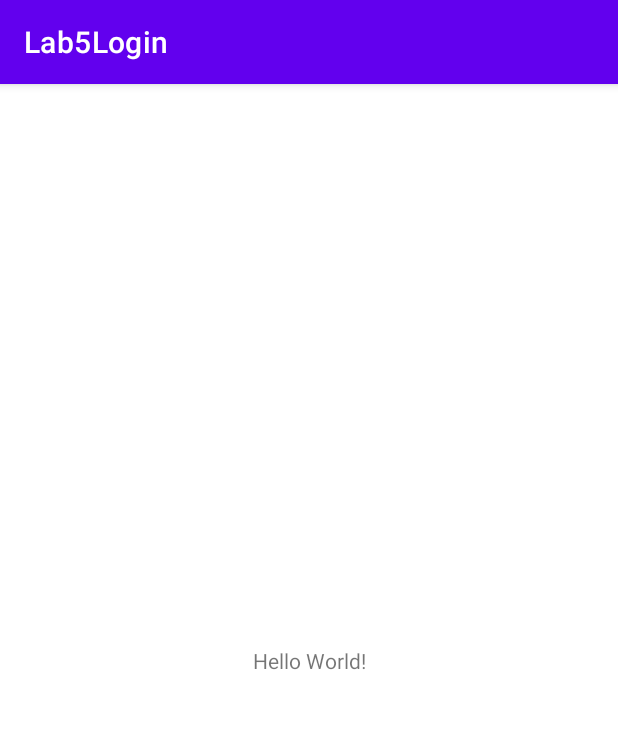
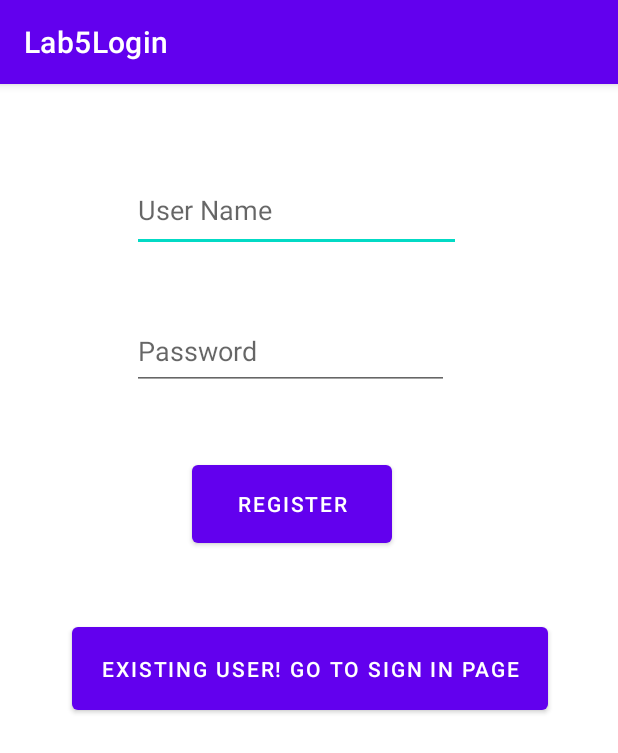
Before and after one commit to ibtihalx/Lab5Login, an Android app: the screen it shows after launch (MainActivity), on a phone screen of 412 x 824 dp. Shown: the top 753 px of the screen. Run offline under Robolectric (Android 15) with nearby library versions, the phone set to English and light mode, and no system bars.

Commit message:
first commit

```diff
--- a/app/src/main/AndroidManifest.xml
+++ b/app/src/main/AndroidManifest.xml
@@ -12,6 +12,12 @@
         android:theme="@style/Theme.Lab5Login"
         tools:targetApi="31">
         <activity
+            android:name=".HomeActivity"
+            android:exported="false" />
+        <activity
+            android:name=".LoginActivity"
+            android:exported="false" />
+        <activity
             android:name=".MainActivity"
             android:exported="true">
             <intent-filter>
--- a/app/src/main/java/com/example/lab5login/MainActivity.java
+++ b/app/src/main/java/com/example/lab5login/MainActivity.java
@@ -2,13 +2,64 @@ package com.example.lab5login;
 
 import androidx.appcompat.app.AppCompatActivity;
 
+import android.content.Intent;
 import android.os.Bundle;
+import android.view.View;
+import android.widget.Button;
+import android.widget.EditText;
+import android.widget.Toast;
 
 public class MainActivity extends AppCompatActivity {
+    EditText username, password;
+    Button signup, signin;
+    DBHelper DB;
 
     @Override
     protected void onCreate(Bundle savedInstanceState) {
         super.onCreate(savedInstanceState);
         setContentView(R.layout.activity_main);
+        username = findViewById(R.id.username);
+        password = findViewById(R.id.Password);
+        signup = findViewById(R.id.btnsignup);
+        signin = findViewById(R.id.btnsignin);
+        DB = new DBHelper(this);
+
+
+        signup.setOnClickListener(new View.OnClickListener() {
+            @Override
+            public void onClick(View view) {
+                String user = username.getText().toString();
+                String pass = password.getText().toString();
+
+                if(user.equals("")||pass.equals(""))
+                    Toast.makeText(MainActivity.this, "Please enter all the fields", Toast.LENGTH_SHORT).show();
+                else{
+                    Boolean checkUser = DB.checkUsername(user);
+                    if(!checkUser){
+                        Boolean insert = DB.insertData(user, pass);
+                        if(insert){
+                            Toast.makeText(MainActivity.this, "Registered successfully", Toast.LENGTH_SHORT).show();
+                            Intent intent = new Intent(getApplicationContext(),HomeActivity.class);
+                            startActivity(intent);
+                        }else{
+                            Toast.makeText(MainActivity.this, "Registration failed", Toast.LENGTH_SHORT).show();
+                        }
+                    }
+                    else{
+                        Toast.makeText(MainActivity.this,"Already exists! please sign in",Toast.LENGTH_SHORT).show();
+                    }
+                }
+            }
+        });
+
+        signin.setOnClickListener(new View.OnClickListener() {
+            @Override
+            public void onClick(View view) {
+                Intent intent = new Intent(getApplicationContext(), LoginActivity.class);
+                startActivity(intent);
+            }
+        });
+
+
     }
 }
--- a/app/src/main/res/layout/activity_main.xml
+++ b/app/src/main/res/layout/activity_main.xml
@@ -6,13 +6,47 @@
     android:layout_height="match_parent"
     tools:context=".MainActivity">
 
-    <TextView
-        android:layout_width="wrap_content"
-        android:layout_height="wrap_content"
-        android:text="Hello World!"
-        app:layout_constraintBottom_toBottomOf="parent"
-        app:layout_constraintEnd_toEndOf="parent"
+    <EditText
+        android:id="@+id/username"
+        android:layout_width="219dp"
+        android:layout_height="56dp"
+        android:layout_marginStart="88dp"
+        android:layout_marginTop="56dp"
+        android:ems="10"
+        android:hint="User Name"
+        android:inputType="textPersonName"
         app:layout_constraintStart_toStartOf="parent"
         app:layout_constraintTop_toTopOf="parent" />
 
+    <EditText
+        android:id="@+id/Password"
+        android:layout_width="211dp"
+        android:layout_height="52dp"
+        android:layout_marginStart="88dp"
+        android:layout_marginTop="40dp"
+        android:ems="10"
+        android:hint="Password"
+        android:inputType="textPassword"
+        app:layout_constraintStart_toStartOf="parent"
+        app:layout_constraintTop_toBottomOf="@+id/username" />
+
+    <Button
+        android:id="@+id/btnsignup"
+        android:layout_width="133dp"
+        android:layout_height="64dp"
+        android:layout_marginStart="128dp"
+        android:layout_marginTop="44dp"
+        android:text="register"
+        app:layout_constraintStart_toStartOf="parent"
+        app:layout_constraintTop_toBottomOf="@+id/Password" />
+
+    <Button
+        android:id="@+id/btnsignin"
+        android:layout_width="317dp"
+        android:layout_height="67dp"
+        android:layout_marginStart="48dp"
+        android:layout_marginTop="44dp"
+        android:text="Existing user! Go to Sign in page"
+        app:layout_constraintStart_toStartOf="parent"
+        app:layout_constraintTop_toBottomOf="@+id/btnsignup" />
 </androidx.constraintlayout.widget.ConstraintLayout>
```
Also changed, not shown: app/src/main/java/com/example/lab5login/DBHelper.java (added, +54 -0 lines), app/src/main/java/com/example/lab5login/HomeActivity.java (added, +14 -0 lines), app/src/main/java/com/example/lab5login/LoginActivity.java (added, +52 -0 lines), app/src/main/res/layout/activity_home.xml (added, +19 -0 lines), app/src/main/res/layout/activity_login.xml (added, +42 -0 lines).
